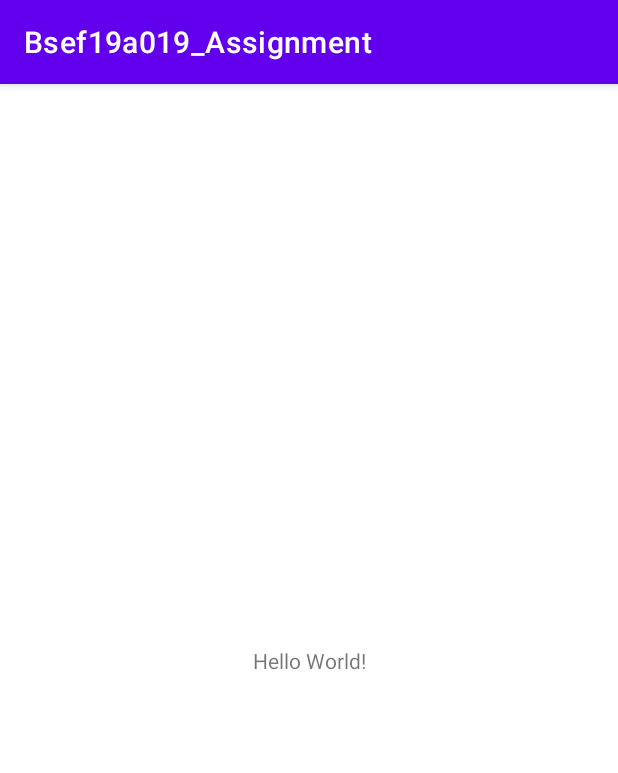
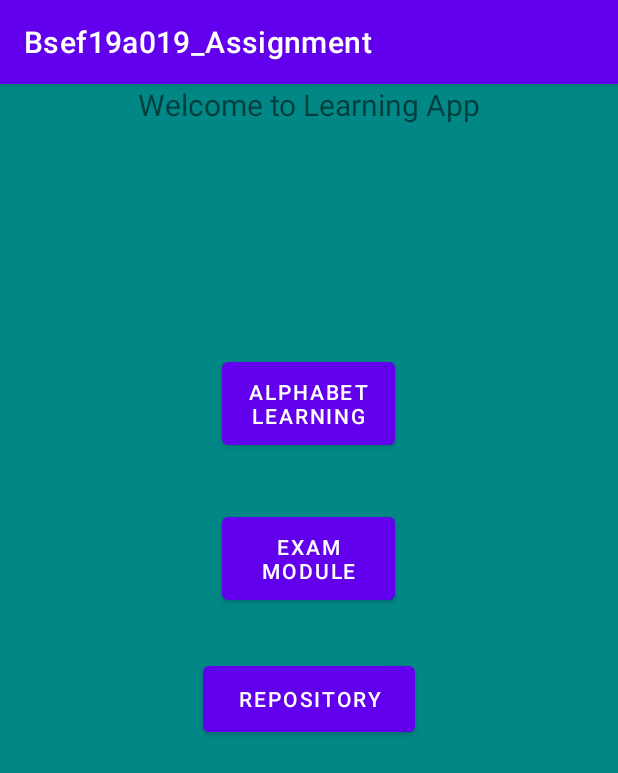
Before and after one commit to daniyal019/BSEF19A019_MC_ASSIGNMENT, an Android app: the screen it shows after launch (MainActivity), on a phone screen of 412 x 824 dp. Shown: the top 773 px of the screen. Run offline under Robolectric (Android 15) with nearby library versions, the phone set to English and light mode, and no system bars.

Commit message:
2nd commit

```diff
--- a/app/src/main/java/com/example/bsef19a019_assignment/MainActivity.java
+++ b/app/src/main/java/com/example/bsef19a019_assignment/MainActivity.java
@@ -3,12 +3,18 @@ package com.example.bsef19a019_assignment;
 import androidx.appcompat.app.AppCompatActivity;
 
 import android.os.Bundle;
-
+import android.os.Bundle;
+import android.app.Activity;
+import android.view.Menu;
+import android.view.View;
+import android.widget.Button;
+import android.widget.TextView;
 public class MainActivity extends AppCompatActivity {
-
+Button btn1,btn2;
     @Override
     protected void onCreate(Bundle savedInstanceState) {
         super.onCreate(savedInstanceState);
         setContentView(R.layout.activity_main);
+
     }
 }
--- a/app/src/main/res/layout/activity_main.xml
+++ b/app/src/main/res/layout/activity_main.xml
@@ -4,15 +4,49 @@
     xmlns:tools="http://schemas.android.com/tools"
     android:layout_width="match_parent"
     android:layout_height="match_parent"
+    android:background="@color/teal_700"
+    android:backgroundTint="@color/teal_700"
     tools:context=".MainActivity">
 
     <TextView
+        android:id="@+id/textView"
         android:layout_width="wrap_content"
         android:layout_height="wrap_content"
-        android:text="Hello World!"
-        app:layout_constraintBottom_toBottomOf="parent"
-        app:layout_constraintLeft_toLeftOf="parent"
-        app:layout_constraintRight_toRightOf="parent"
+        android:text="Welcome to Learning App"
+        android:textSize="20sp"
+        app:layout_constraintEnd_toEndOf="parent"
+        app:layout_constraintStart_toStartOf="parent"
         app:layout_constraintTop_toTopOf="parent" />
 
+    <Button
+        android:id="@+id/btn1"
+        android:layout_width="115dp"
+        android:layout_height="67dp"
+        android:layout_marginTop="152dp"
+        android:text="Alphabet Learning"
+        app:layout_constraintEnd_toEndOf="parent"
+        app:layout_constraintHorizontal_bias="0.498"
+        app:layout_constraintStart_toStartOf="parent"
+        app:layout_constraintTop_toBottomOf="@+id/textView" />
+
+    <Button
+        android:id="@+id/btn2"
+        android:layout_width="115dp"
+        android:layout_height="67dp"
+        android:layout_marginTop="36dp"
+        android:text="Exam Module"
+        app:layout_constraintEnd_toEndOf="parent"
+        app:layout_constraintHorizontal_bias="0.498"
+        app:layout_constraintStart_toStartOf="parent"
+        app:layout_constraintTop_toBottomOf="@+id/btn1" />
+
+    <Button
+        android:id="@+id/button3"
+        android:layout_width="141dp"
+        android:layout_height="56dp"
+        android:layout_marginTop="32dp"
+        android:text="Repository"
+        app:layout_constraintEnd_toEndOf="parent"
+        app:layout_constraintStart_toStartOf="parent"
+        app:layout_constraintTop_toBottomOf="@+id/btn2" />
 </androidx.constraintlayout.widget.ConstraintLayout>
```
